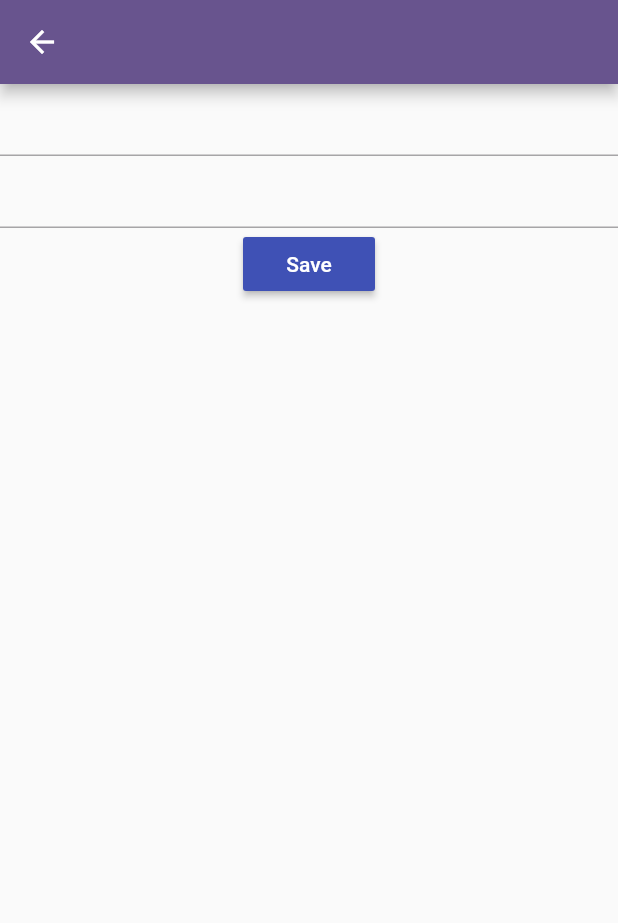
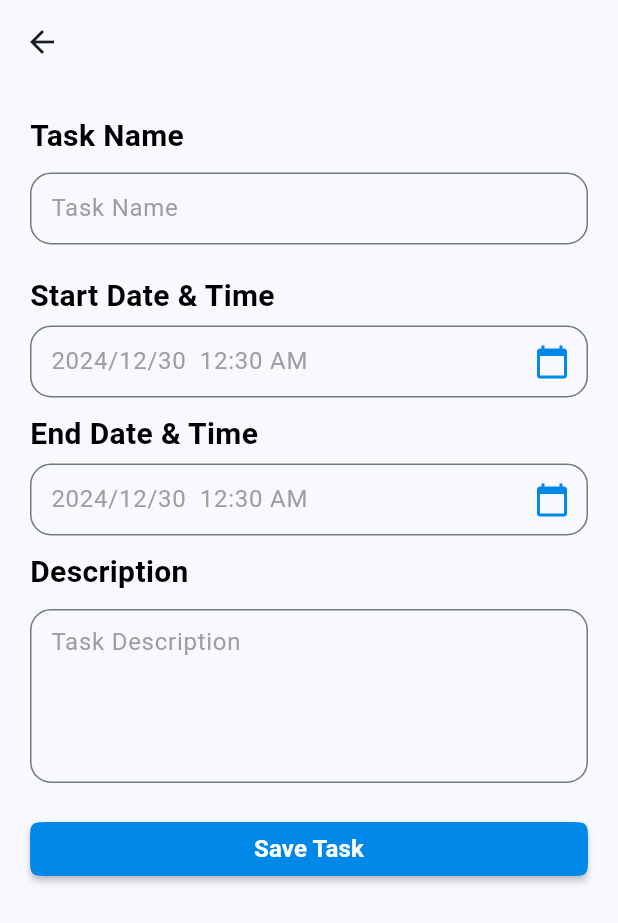
Before and after one commit to Jumask2020/Todo-App, a Flutter app: the HomePage screen opened by its route, after a tap on the "add" icon, on a phone screen of 412 x 824 dp. Shown: the top 923 px of the screen. Run offline on Flutter 3.47's test engine with Material 3 defaults, Android fonts, the phone set to English and light mode, and no system bars; our stand-ins replace dartz, sqflite; accounts and stored records are empty.

Commit message:
Complated CRUD Mothed

```diff
--- /dev/null
+++ b/lib/core/constants/app_color.dart
@@ -0,0 +1,5 @@
+import 'dart:ui';
+
+class AppColor {
+  static const Color primaryColor = Color(0xFF0088E9);
+}
--- /dev/null
+++ b/lib/core/view/screen/add_task.dart
@@ -0,0 +1,134 @@
+import 'package:dartz/dartz.dart';
+import 'package:flutter/material.dart';
+import 'package:local_storge/core/constants/app_color.dart';
+import 'package:local_storge/core/view/widget/costom_text_form_field.dart';
+import 'package:local_storge/core/view/widget/costum_date_time.dart';
+import 'package:local_storge/core/view/widget/costum_space_vartical.dart';
+import 'package:local_storge/core/view/widget/costum_text.dart';
+import 'package:local_storge/core/view_model/task_v_m.dart';
+import 'package:local_storge/core/model/task.dart' as tt;
+import 'package:provider/provider.dart';
+import 'package:intl/intl.dart';
+
+class AddTask extends StatelessWidget {
+  AddTask({super.key, this.task});
+  final tt.Task? task;
+
+  final TextEditingController titleController = TextEditingController();
+  final TextEditingController desController = TextEditingController();
+  final TextEditingController dateStartController = TextEditingController();
+  final TextEditingController dateEndController = TextEditingController();
+  final TaskVM _taskVM = TaskVM();
+
+  @override
+  Widget build(BuildContext context) {
+    if (task != null) {
+      titleController.text = task!.title ?? '';
+      desController.text = task!.des ?? '';
+    }
+    return Scaffold(
+        appBar: AppBar(),
+        body: ChangeNotifierProvider(
+          create: (context) => TaskVM(),
+          child: SingleChildScrollView(
+            child: Padding(
+              padding: const EdgeInsets.symmetric(horizontal: 20, vertical: 10),
+              child: Column(
+                crossAxisAlignment: CrossAxisAlignment.start,
+                children: [
+                  CostumSpaceVartical(),
+                  CostumText(text: 'Task Name'),
+                  CostumSpaceVartical(),
+                  CostomTextFormField(
+                    controller: titleController,
+                    hintText: 'Task Name',
+                  ),
+                  CostumSpaceVartical(
+                    height: 20,
+                  ),
+                  CostumText(text: 'Start Date & Time'),
+                  CostumSpaceVartical(
+                    height: 5,
+                  ),
+                  Consumer<TaskVM>(builder: (context, t, child) {
+                    return CustomDateTime(
+                      taskVM: t,
+                      controller: dateStartController,
+                    );
+                  }),
+                  CostumSpaceVartical(),
+                  CostumText(text: 'End Date & Time'),
+                  CostumSpaceVartical(
+                    height: 5,
+                  ),
+                  Consumer<TaskVM>(builder: (context, t, child) {
+                    return CustomDateTime(
+                      taskVM: t,
+                      controller: dateEndController,
+                    );
+                  }),
+                  CostumSpaceVartical(),
+                  CostumText(text: 'Description'),
+                  CostumSpaceVartical(),
+                  CostomTextFormField(
+                    controller: desController,
+                    vertical: 10,
+                    maxLines: 4,
+                    hintText: 'Task Description',
+                  ),
+                  CostumSpaceVartical(
+                    height: 20,
+                  ),
+                  Center(
+                      child: SizedBox(
+                    width: double.infinity,
+                    child: MaterialButton(
+                        shape: ContinuousRectangleBorder(
+                            borderRadius: BorderRadius.circular(14)),
+                        child: Text(
+                          'Save Task',
+                          style: TextStyle(
+                              color: Colors.white,
+                              fontSize: 16,
+                              fontWeight: FontWeight.bold),
+                        ),
+                        color: AppColor.primaryColor,
+                        onPressed: () async {
+                          tt.Task taskAdd = tt.Task(
+                              title: titleController.text,
+                              des: desController.text);
+                          if (task == null) {
+                            await _taskVM.addTask(taskAdd).then((t) {
+
+                              Navigator.pushNamedAndRemoveUntil(
+                                context,
+                                '/home',
+                                (route) => false,
+                              );
+                            });
+                          } else {
+                            tt.Task taskUpdate = tt.Task(
+                              id: task!.id,
+                                title: titleController.text,
+                                des: desController.text);
+                            await _taskVM
+                                .updateTask(task!.id!, taskUpdate)
+                                .then((t) {
+
+                              Navigator.pushNamedAndRemoveUntil(
+                                context,
+                                '/home',
+                                (route) => false,
+                              );
+                            });
+                          }
+                          ;
+                        }),
+                  ))
+                ],
+              ),
+            ),
+          ),
+        ));
+  }
+}
--- /dev/null
+++ b/lib/core/view/screen/home.dart
@@ -0,0 +1,133 @@
+import 'package:dartz/dartz.dart';
+import 'package:flutter/gestures.dart';
+import 'package:flutter/material.dart';
+import 'package:local_storge/core/constants/app_color.dart';
+import 'package:local_storge/core/view/widget/costum_space_vartical.dart';
+import 'package:local_storge/core/view/widget/costum_text.dart';
+
+import 'package:local_storge/core/view_model/task_v_m.dart';
+import 'package:local_storge/core/model/task.dart' as tt;
+
+class HomePage extends StatelessWidget {
+  HomePage({super.key});
+
+  final TaskVM _taskVM = TaskVM();
+  @override
+  Widget build(BuildContext context) {
+    return Scaffold(
+      appBar: AppBar(
+        title: Center(child: Text('All Task')),
+      ),
+      floatingActionButton: FloatingActionButton(
+        onPressed: () {
+          Navigator.pushNamed(context, '/addTask');
+        },
+        child: Icon(Icons.add),
+      ),
+      body: FutureBuilder(
+          future: _taskVM.fetchAllTask(),
+          builder: (context, snapshot) {
+            if (snapshot.connectionState == ConnectionState.waiting) {
+              return Center(
+                child: CircularProgressIndicator(),
+              );
+            }
+            if (!snapshot.hasData) {
+              return Center(
+                child: Text(
+                  'Not Found Task',
+                  style: TextStyle(fontSize: 16, fontWeight: FontWeight.bold),
+                ),
+              );
+            }
+            final Either<String, List<tt.Task>> result = snapshot.data!;
+            return result.fold(
+                (error) => Center(
+                      child: Text(error),
+                    ),
+                (tasks) => Padding(
+                      padding: const EdgeInsets.all(10.0),
+                      child: Column(
+                        children: [
+                          Container(
+                            height: 150,
+                            width: double.infinity,
+                            decoration: BoxDecoration(
+                                color: AppColor.primaryColor,
+                                gradient: LinearGradient(
+                                    tileMode: TileMode.mirror,
+                                    begin: Alignment.centerRight,
+                                    end: Alignment.centerLeft,
+                                    colors: [
+                                      Color(0xFF0088E9),
+                                      Color(0xFF8BAAC0)
+                                    ]),
+                                borderRadius: BorderRadius.circular(20)),
+                            child: Column(
+                              mainAxisAlignment: MainAxisAlignment.center,
+                              children: [
+                                CostumText(
+                                  text: 'All Task: ${tasks.length}',
+                                  color: Colors.white,
+                                ),
+                                // CostumText(
+                                //   text: 'All Task: ${tasks.length}',
+                                //   color: Colors.white,
+                                // ),
+
+                              ],
+                            ),
+                          ),
+                          CostumSpaceVartical(),
+                          SizedBox(
+                            height: MediaQuery.of(context).size.height - 260,
+                            child: ListView.builder(
+                              itemCount: tasks.length,
+                              itemBuilder: (context, index) => Dismissible(
+                                background: Container(
+                                  color: Colors.red,
+                                  child: Icon(
+                                    Icons.delete,
+                                    color: Colors.white,
+                                  ),
+                                ),
+                                key: ValueKey(tasks[index]),
+                                direction: DismissDirection.endToStart,
+                                onDismissed: (direction) async {
+                                  await _taskVM.deleteTask(tasks[index].id!);
+                                },
+                                child: InkWell(
+                                  onTap: () {
+                                    Navigator.pushNamed(context, '/addTask',
+                                        arguments: tasks[index]);
+                                  },
+                                  child: Card(
+                                    elevation: 3,
+                                    // color: Colors.grey[300],
+                                    child: ListTile(
+                                      trailing: Icon(
+                                        Icons.arrow_forward_ios,
+                                        color: Colors.grey,
+                                        size: 30,
+                                      ),
+                                      leading: Icon(
+                                        tasks[index].isCompleted! == true
+                                            ? Icons.check
+                                            : Icons.dangerous,
+                                        color: AppColor.primaryColor,
+                                      ),
+                                      title: Text(tasks[index].title!),
+                                      subtitle: Text(tasks[index].des!),
+                                    ),
+                                  ),
+                                ),
+                              ),
+                            ),
+                          ),
+                        ],
+                      ),
+                    ));
+          }),
+    );
+  }
+}
--- /dev/null
+++ b/lib/core/view/widget/costom_text_form_field.dart
@@ -0,0 +1,39 @@
+import 'package:flutter/material.dart';
+
+class CostomTextFormField extends StatelessWidget {
+  const CostomTextFormField(
+      {super.key,
+      this.hintText,
+      this.controller,
+      this.validator,
+      this.onTap,
+      this.suffixIcon,
+      this.readOnly,
+      this.maxLines, this.vertical});
+  final String? hintText;
+  final TextEditingController? controller;
+  final String? Function(String?)? validator;
+  final void Function()? onTap;
+  final Widget? suffixIcon;
+  final bool? readOnly;
+  final int? maxLines;
+  final double? vertical;
+
+  @override
+  Widget build(BuildContext context) {
+    return TextFormField(
+      onTap: onTap,
+      maxLines: maxLines ?? 1,
+      readOnly: readOnly ?? false,
+      controller: controller,
+      validator: validator,
+      decoration: InputDecoration(
+        suffixIcon: suffixIcon,
+        contentPadding: EdgeInsets.symmetric(vertical: vertical?? 1, horizontal: 10),
+        hintText: hintText,
+        hintStyle: TextStyle(color: Colors.grey),
+        border: OutlineInputBorder(borderRadius: BorderRadius.circular(14)),
+      ),
+    );
+  }
+}
--- /dev/null
+++ b/lib/core/view/widget/costum_date_time.dart
@@ -0,0 +1,90 @@
+import 'package:flutter/material.dart';
+import 'package:local_storge/core/constants/app_color.dart';
+import 'package:local_storge/core/view/widget/costom_text_form_field.dart';
+import 'package:local_storge/core/view_model/task_v_m.dart';
+import 'package:intl/intl.dart';
+
+class CustomDateTime extends StatelessWidget {
+  const CustomDateTime({super.key, this.controller, required this.taskVM});
+  final TextEditingController? controller;
+  final TaskVM taskVM;
+
+  @override
+  Widget build(BuildContext context) {
+    return CostomTextFormField(
+      hintText: '2024/12/30  12:30 AM',
+      suffixIcon: Icon(
+        Icons.calendar_today,
+        color: AppColor.primaryColor,
+      ),
+      controller: controller,
+      readOnly: true,
+      onTap: () async {
+        DateTime? newDate = await showDatePicker(
+          fieldHintText: controller!.text,
+          context: context,
+          initialDate: taskVM.dateTime,
+          firstDate: DateTime.now(),
+          lastDate: DateTime(2200),
+        );
+        if (newDate == null) return;
+
+        TimeOfDay? newTime= await showTimePicker(
+            context: context,
+
+            initialTime: TimeOfDay(
+                hour: taskVM.dateTime.hour,
+                minute: taskVM.dateTime.minute));
+        if(newTime == null)return;
+
+        final newDateTime =  DateTime(
+
+          newDate.year,
+          newDate.month,
+          newDate.day,
+
+          newTime.hour,
+          newTime.minute,
+
+        );
+
+        controller!.text = DateFormat('yyyy/MM/dd  h:mm a').format(newDateTime);
+        taskVM.selectedDateTime(newDateTime);
+      },
+    );
+    // child: TextfieldDatePicker(
+    //   // textAlign: TextAlign.right,
+    //   decoration: InputDecoration(
+    //
+    //     prefixIcon: Icon(
+    //       Icons.calendar_month,
+    //       color: AppColor.primaryColor,
+    //     ),
+    //     labelText: labelText,
+    //     border: OutlineInputBorder(
+    //       borderRadius: BorderRadius.all(Radius.circular(14)),
+    //
+    //     ),
+    //     hintText: hintText,
+    //     labelStyle: TextStyle(
+    //       fontSize: 16,
+    //     ),
+    //     // focusedBorder: OutlineInputBorder(
+    //     //     borderSide: BorderSide(color: AppColor.primaryColor, )),
+    //     // enabledBorder: OutlineInputBorder(
+    //     //     borderSide: BorderSide(color: AppColor.primaryColor, )),
+    //   ),
+    //   validator: validate,
+    //   textfieldDatePickerController: controller,
+    //   materialDatePickerFirstDate: DateTime(2000),
+    //   materialDatePickerLastDate: DateTime(2200),
+    //   materialDatePickerInitialDate: DateTime.now(),
+    //   preferredDateFormat: DateFormat('d/M/y'),
+    //   cupertinoDatePickerMaximumDate: DateTime(2200, 1, 1),
+    //   cupertinoDatePickerMinimumDate: DateTime(2000, 1, 1),
+    //   cupertinoDatePickerBackgroundColor: AppColor.primaryColor,
+    //   cupertinoDatePickerMaximumYear: 2200,
+    //   cupertinoDateInitialDateTime: DateTime(2000),
+    // ),
+  }
+}
--- /dev/null
+++ b/lib/core/view/widget/costum_space_vartical.dart
@@ -0,0 +1,13 @@
+import 'package:flutter/cupertino.dart';
+
+class CostumSpaceVartical extends StatelessWidget {
+  const CostumSpaceVartical({super.key,this.height});
+  final double? height;
+
+  @override
+  Widget build(BuildContext context) {
+    return SizedBox(
+      height: height??10,
+    );
+  }
+}
--- /dev/null
+++ b/lib/core/view/widget/costum_text.dart
@@ -0,0 +1,18 @@
+
+
+import 'package:flutter/material.dart';
+
+class CostumText extends StatelessWidget {
+  const CostumText({super.key,required this.text, this.fontSize, this.color});
+  final String text;
+  final double? fontSize;
+  final Color? color;
+
+  @override
+  Widget build(BuildContext context) {
+    return Text(
+      text,
+      style: TextStyle(fontSize:fontSize??20,fontWeight: FontWeight.bold,color:color??Colors.black ),
+    );
+  }
+}
--- a/lib/view_model/task_v_m.dart
+++ b/lib/core/view_model/task_v_m.dart
@@ -1,52 +1,61 @@
 import 'package:dartz/dartz.dart';
-import 'package:dartz/dartz.dart';
+import 'package:flutter/cupertino.dart';
 import 'package:flutter/foundation.dart';
 
 import 'package:local_storge/helper/local_db.dart';
-import 'package:local_storge/moedel/task.dart' as tt;
+import 'package:local_storge/core/model/task.dart' as tt;
 
 
-class TaskVM {
+class TaskVM extends ChangeNotifier{
   LocalDb _db = LocalDb.instance;
-  List<Task> tasks = [];
+  DateTime dateTime = DateTime.now();
+  int count  = 0;
+  selectedDateTime(DateTime newDateTime){
+      dateTime = newDateTime;
+      notifyListeners();
+  }
+
+  countTask()async{
+    count;
+    notifyListeners();
+  }
+
   Future<Either<String,List<tt.Task>>> fetchAllTask()async {
-    debugPrint('-----------------------3');
     try {
       var tasks = await _db.select(
           'SELECT * FROM tasks');
-      debugPrint('-----------------------2');
-
       return right(tasks.map((t) => tt.Task.fromJson(t)).toList());
     } catch (e) {
       print(e);
       return left('$e');
     }
   }
+
   Future<Either<String,int>> addTask(tt.Task task)async{
-    debugPrint('-----------------------3');
     try {
-       return right( await _db.insert('tasks',task.toJson()));
+      return await right( await _db.insert('tasks',task.toJson()));
     }catch (e){
-      print(e);
       return left('$e');
     }
 
   }
 
   Future<Either<String,int>> deleteTask(int id)async{
-    debugPrint('-----------------------3');
     try {
-      return right( await _db.delete('tasks',where: 'id = ${id}'));
+      return right(await _db.delete('tasks',where: 'id = ${id}'));
     }catch (e){
       print(e);
       return left('$e');
-    }}
+    }
+  }
+
   Future<Either<String,int>> updateTask(int id,tt.Task task)async{
-    debugPrint('-----------------------3');
     try {
       return right( await _db.update('tasks', task.toJson(),where: 'id = $id'));
     }catch (e){
       print(e);
       return left('$e');
-    }}
+    }
+  }
+
 }
--- a/lib/helper/route_managment.dart
+++ b/lib/helper/route_managment.dart
@@ -1,18 +1,21 @@
-import 'package:flutter/cupertino.dart';
+
 import 'package:flutter/material.dart';
-import 'package:local_storge/view/screen/add_task.dart';
-import 'package:local_storge/view/screen/home.dart';
+import 'package:local_storge/core/view/screen/add_task.dart';
+import 'package:local_storge/core/view/screen/home.dart';
+import 'package:local_storge/core/model/task.dart' as tt ;
+
 
 class RouteManagment {
   static Route<dynamic>? routeApp(RouteSettings route){
     switch(route.name){
-      case '/home':return MaterialPageRoute(builder: (context) => HomePage(),);
-      case '/addTask':{
-        route.arguments;
+      case '/home':return MaterialPageRoute(
+        builder: (context) => HomePage());
+      case '/addTask': {
+        final tt.Task? task = route.arguments as tt.Task?;
         return MaterialPageRoute(
-
-            builder: (context) => AddTask(),settings: RouteSettings(arguments: route.arguments));};
+          builder: (context) => AddTask(task: task),
+        );
+      }
       default:return null;
-    }
   }
-}
+}}
--- a/lib/main.dart
+++ b/lib/main.dart
@@ -1,6 +1,6 @@
 import 'package:flutter/material.dart';
+import 'package:local_storge/core/constants/app_color.dart';
 import 'package:local_storge/helper/route_managment.dart';
-import 'package:local_storge/view/screen/home.dart';
 
 void main() {
   runApp(const MyApp());
@@ -15,8 +15,8 @@ class MyApp extends StatelessWidget {
     return MaterialApp(
       title: 'Flutter Demo',
       theme: ThemeData(
-        colorScheme: ColorScheme.fromSeed(seedColor: Colors.deepPurple),
-        useMaterial3: false,
+        colorScheme: ColorScheme.fromSeed(seedColor: AppColor.primaryColor),
+        useMaterial3: true,
       ),
       onGenerateRoute: RouteManagment.routeApp,
       initialRoute: '/home',
--- a/lib/view/screen/add_task.dart
+++ /dev/null
@@ -1,37 +0,0 @@
-import 'package:flutter/material.dart';
-import 'package:local_storge/view_model/task_v_m.dart';
-import 'package:local_storge/moedel/task.dart'as tt;
-
-class AddTask extends StatelessWidget {
-   AddTask({super.key});
-
-  final TextEditingController title  =TextEditingController();
-  final TextEditingController des  =TextEditingController();
-  final TaskVM _taskVM = TaskVM();
-
-  @override
-  Widget build(BuildContext context) {
-
-    return Scaffold(
-      appBar: AppBar(),
-
-      body: Column(
-        children: [
-          TextFormField(
-            controller: title,
-          ),
-          TextFormField(controller: des,),
-
-          MaterialButton(
-            color: Colors.indigo,
-            onPressed: ()async{
-              tt.Task t = tt.Task(title: title.text,des:des.text);
-              await _taskVM.addTask(t).then((v){
-                print(v);
-              });
-            },child: Text('Save',style: TextStyle(color: Colors.white),),)
-        ],
-      )
-    );
-  }
-}
--- a/lib/view/screen/home.dart
+++ /dev/null
@@ -1,72 +0,0 @@
-import 'package:dartz/dartz.dart';
-import 'package:flutter/gestures.dart';
-import 'package:flutter/material.dart';
-
-import 'package:local_storge/view_model/task_v_m.dart';
-import 'package:local_storge/moedel/task.dart' as tt;
-
-class HomePage extends StatelessWidget {
-   HomePage({super.key});
-
-  final TaskVM _taskVM = TaskVM();
-  @override
-  Widget build(BuildContext context) {
-    return Scaffold(
-      appBar: AppBar(),
-        floatingActionButton: FloatingActionButton(onPressed: (){
-          Navigator.pushNamed(context, '/addTask');
-        },child: Icon(Icons.add),),
-        body: FutureBuilder(
-        future: _taskVM.fetchAllTask(),
-        builder: (context, snapshot) {
-          if(snapshot.connectionState==ConnectionState.waiting){
-            return Center(child: CircularProgressIndicator(),);
-          }
-          final Either<String,List<tt.Task>> result = snapshot.data!;
-          return result.fold((error)=>Center(child: Text(error),),
-              (tasks)=> ListView.builder(
-                itemCount: tasks.length,
-
-                itemBuilder:(context, index) => Dismissible(
-                  secondaryBackground: Container(color:Colors.indigo,),
-                  background: Container(color: Colors.red),
-
-                  key: Key(''),
-                  child: Card(
-                    child: Padding(
-                      padding: const EdgeInsets.all(10.0),
-                      child: Column(
-                        crossAxisAlignment: CrossAxisAlignment.start,
-                        children: [
-                          SizedBox(height: 6,),
-
-                          Text(tasks[index].title!,style: TextStyle(fontWeight: FontWeight.bold,fontSize: 16)),
-                          SizedBox(height: 6,),
-
-                          Text(tasks[index].des!,style: TextStyle(color: Colors.grey[600]),),
-                          SizedBox(height: 10,),
-
-                          Row(
-                            mainAxisAlignment: MainAxisAlignment.end,
-                            children: [
-                              Text(tasks[index].isCompleted == false?'UnCompleted':'Completed',),
-                              IconButton(onPressed: (){
-                                _taskVM.deleteTask(tasks[index].id!);
-                              }, icon: Icon(Icons.delete,color: Colors.red,)),
-                              IconButton(onPressed: (){
-                                tt.Task t = tt.Task();
-                                Navigator.pushNamed(context, '/addTask',arguments: tasks[index]);
-                              }, icon: Icon(Icons.update,color: Colors.blue,))
-
-                            ],)
-                        ],
-                      ),
-                    ),
-                  ),
-                ),
-              ));
-        }
-      ),
-    );
-  }
-}
--- a/pubspec.yaml
+++ b/pubspec.yaml
@@ -38,6 +38,7 @@ dependencies:
   sqflite: ^2.3.3+2
   dartz: ^0.10.1
   provider: ^6.1.2
+  textfield_datepicker: ^0.2.0
 
 dev_dependencies:
   flutter_test:
```
Also changed, not shown: lib/core/model/task.dart (renamed from lib/moedel/task.dart), pubspec.lock.
